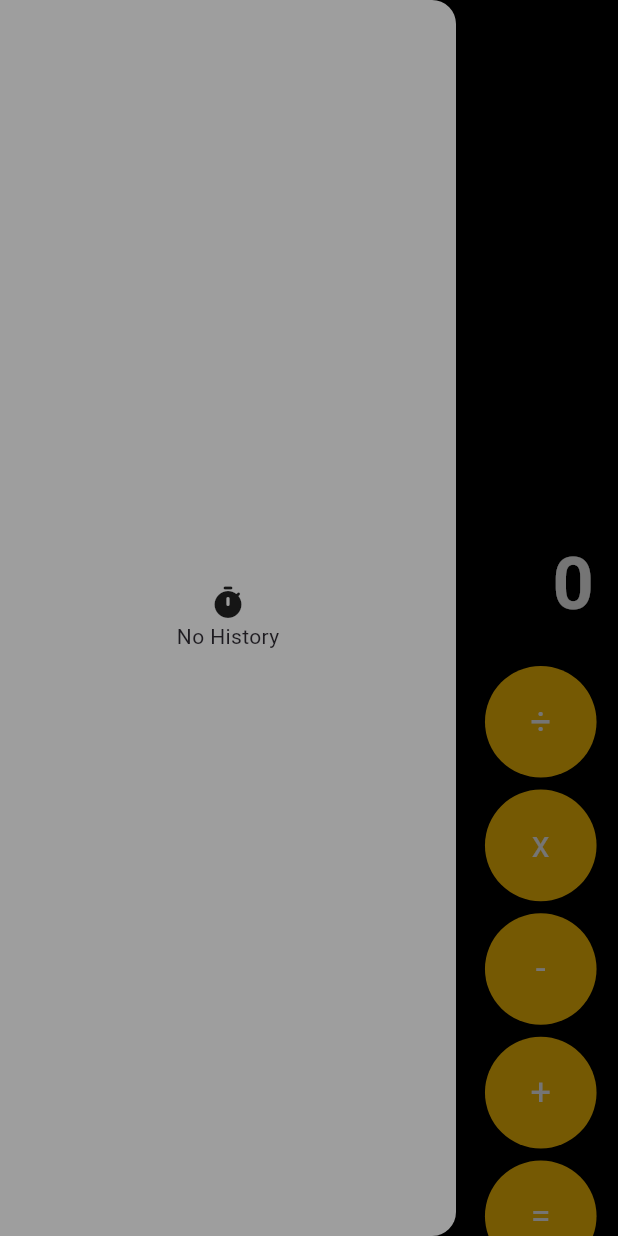
After one commit to rtskeegan/maios_calculator, a Flutter app: the screen it shows after launch, with the side drawer open, on a phone screen of 412 x 824 dp. The commit adds this screen. Run offline on Flutter 3.47's test engine with Material 3 defaults, Android fonts, the phone set to English and light mode, and no system bars.

Commit message:
Break drawer_history into own file.

```diff
--- a/lib/view/calculator_view.dart
+++ b/lib/view/calculator_view.dart
@@ -1,4 +1,6 @@
 import 'package:flutter/material.dart';
+
+import 'package:maios_calculator/widgets/drawer_history.dart';
 import 'package:maios_calculator/data/button_values.dart';
 
 //##########TO DO##########
@@ -34,27 +36,10 @@ class _CalculatorViewState extends State<CalculatorView> {
       drawer: SafeArea(
         child: Drawer(
           backgroundColor: Colors.grey,
-          child: equationHistory.isEmpty
-              ? Center(
-                  child: Column(
-                    mainAxisAlignment: MainAxisAlignment.center,
-                    crossAxisAlignment: CrossAxisAlignment.center,
-                    children: [Icon(Icons.timer_rounded), Text("No History")],
-                  ),
-                )
-              : ListView.builder(
-                  itemCount: equationHistory.length,
-                  itemBuilder: (context, index) {
-                    return Card(
-                      child: Column(
-                        children: [
-                          Center(child: Text(equationHistory[index])),
-                          Center(child: Text(resultHistory[index])),
-                        ],
-                      ),
-                    );
-                  },
-                ),
+          child: DrawerHistory(
+            equationHistory: equationHistory,
+            resultHistory: resultHistory,
+          ),
         ),
       ),
       body: Column(
@@ -234,13 +219,13 @@ class _CalculatorViewState extends State<CalculatorView> {
       return;
     }
     var number = leftOperand;
-    var result;
+    num? result;
     if (int.tryParse(number) == double.tryParse(number)) {
       result = int.tryParse(number);
     } else {
       result = double.tryParse(number);
     }
-    leftOperand = (result * -1).toString();
+    leftOperand = (result! * -1).toString();
     setState(() {});
   }
 
--- /dev/null
+++ b/lib/widgets/drawer_history.dart
@@ -0,0 +1,37 @@
+import 'package:flutter/material.dart';
+
+class DrawerHistory extends StatelessWidget {
+  const DrawerHistory({
+    super.key,
+    required this.equationHistory,
+    required this.resultHistory,
+  });
+
+  final List<String> equationHistory;
+  final List<String> resultHistory;
+
+  @override
+  Widget build(BuildContext context) {
+    return equationHistory.isEmpty
+        ? Center(
+            child: Column(
+              mainAxisAlignment: MainAxisAlignment.center,
+              crossAxisAlignment: CrossAxisAlignment.center,
+              children: [Icon(Icons.timer_rounded), Text("No History")],
+            ),
+          )
+        : ListView.builder(
+            itemCount: equationHistory.length,
+            itemBuilder: (context, index) {
+              return Card(
+                child: Column(
+                  children: [
+                    Center(child: Text(equationHistory[index])),
+                    Center(child: Text(resultHistory[index])),
+                  ],
+                ),
+              );
+            },
+          );
+  }
+}
```
